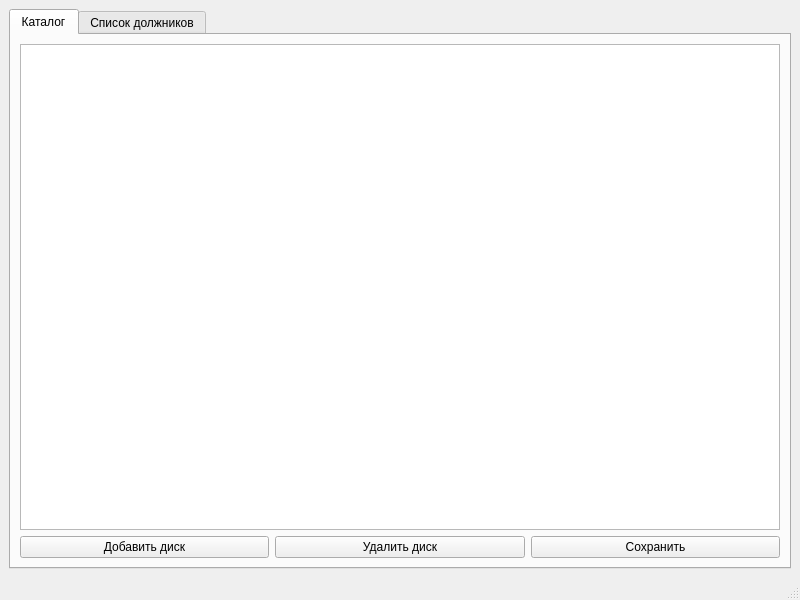
This is res/main.ui in programmister68/Lab_work_11_2022 as Qt 5 draws it before an edit. The edited form follows.
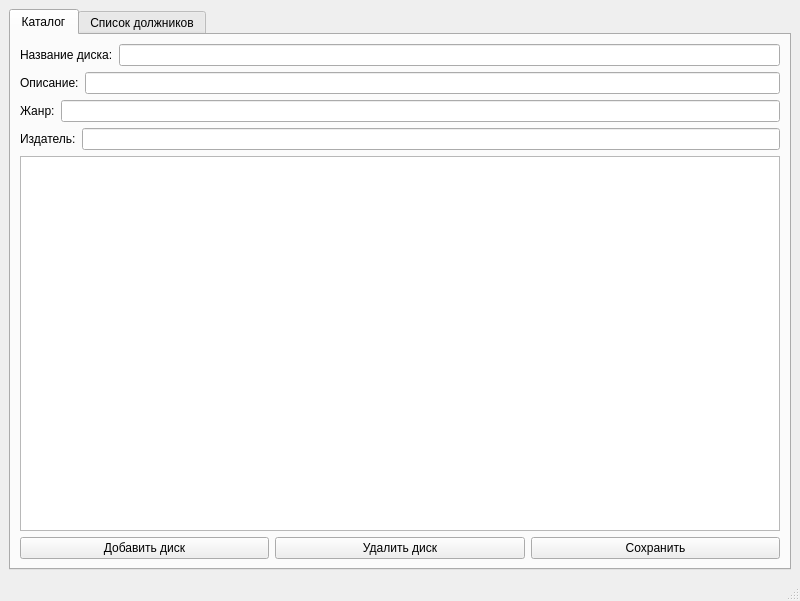
This is the edited form. The open tabs and pages were chosen to show the change.

```diff
--- a/res/main.ui
+++ b/res/main.ui
@@ -7,7 +7,7 @@
     <x>0</x>
     <y>0</y>
     <width>800</width>
-    <height>600</height>
+    <height>601</height>
    </rect>
   </property>
   <property name="windowTitle">
@@ -27,6 +27,69 @@
        <layout class="QVBoxLayout" name="verticalLayout_3">
         <item>
          <layout class="QVBoxLayout" name="verticalLayout_2">
+          <item>
+           <layout class="QVBoxLayout" name="verticalLayout_7">
+            <item>
+             <layout class="QHBoxLayout" name="horizontalLayout_10">
+              <item>
+               <widget class="QLabel" name="label_4">
+                <property name="text">
+                 <string>Название диска:</string>
+                </property>
+               </widget>
+              </item>
+              <item>
+               <widget class="QLineEdit" name="lineEdit_6"/>
+              </item>
+             </layout>
+            </item>
+            <item>
+             <layout class="QHBoxLayout" name="horizontalLayout_9">
+              <item>
+               <widget class="QLabel" name="label_5">
+                <property name="text">
+                 <string>Описание:</string>
+                </property>
+               </widget>
+              </item>
+              <item>
+               <widget class="QLineEdit" name="lineEdit_5"/>
+              </item>
+             </layout>
+            </item>
+            <item>
+             <layout class="QHBoxLayout" name="horizontalLayout_8">
+              <item>
+               <widget class="QLabel" name="label_6">
+                <property name="text">
+                 <string>Жанр:</string>
+                </property>
+               </widget>
+              </item>
+              <item>
+               <widget class="QLineEdit" name="lineEdit_4"/>
+              </item>
+             </layout>
+            </item>
+            <item>
+             <layout class="QHBoxLayout" name="horizontalLayout_7">
+              <item>
+               <widget class="QLabel" name="label_7">
+                <property name="text">
+                 <string>Издатель:</string>
+                </property>
+               </widget>
+              </item>
+              <item>
+               <widget class="QLineEdit" name="lineEdit_2"/>
+              </item>
+             </layout>
+            </item>
+            <item>
+             <layout class="QHBoxLayout" name="horizontalLayout_6"/>
+            </item>
+           </layout>
+          </item>
           <item>
            <widget class="QTableWidget" name="tableWidget"/>
           </item>
```
Left out of the diff: 58 changed lines with no effect on the pictures.
